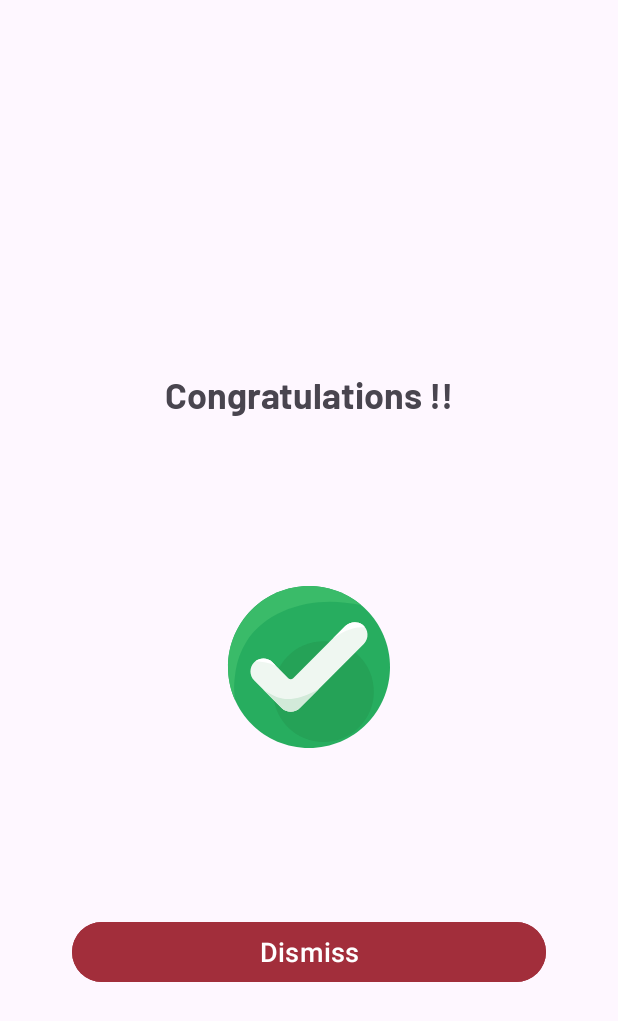
After one commit to IbrahimMarey/Quikcart, an Android app: the layout confirm_order_dialog.xml on its own in the app's theme, with its tools: preview values and no code run, on a phone screen of 412 x 824 dp. The commit adds this screen. Shown: the top 1021 px of the screen. Run offline under Robolectric (Android 15) with nearby library versions, the phone set to English and light mode, and no system bars.

Commit message:
update design

```diff
--- a/app/src/main/java/com/example/quikcart/ui/productdetails/ProductDetailsViewModel.kt
+++ b/app/src/main/java/com/example/quikcart/ui/productdetails/ProductDetailsViewModel.kt
@@ -41,7 +41,6 @@ class ProductDetailsViewModel @Inject constructor(private val repo: Repository)
     }
     fun getCart(id: String)
     {
-        Log.d("Cart", "getCart============================================ $id")
         viewModelScope.launch(Dispatchers.IO) {
             repo.getDraftOrderById(id).collect{
                 lineItemsList.addAll(it.draft_order.lineItems)
@@ -91,4 +90,7 @@ class ProductDetailsViewModel @Inject constructor(private val repo: Repository)
         }
     }
 
+    fun isProductFoundInCartExists(title: String): Boolean {
+        return lineItemsList.any { it.title == title && it.price.toFloat()>0.0 }
+    }
 }
--- a/app/src/main/res/drawable/dialogue_background.xml
+++ b/app/src/main/res/drawable/dialogue_background.xml
@@ -2,7 +2,7 @@
 <selector xmlns:android="http://schemas.android.com/apk/res/android">
     <item>
         <shape android:shape="rectangle">
-            <gradient android:startColor="@color/xd_burgundy" android:centerColor="@color/xd_asset_burgundy" android:endColor="@color/xd_asset_burgundy"
+            <gradient android:startColor="@color/white" android:centerColor="@color/white" android:endColor="@color/white"
                 android:angle="45"/>
             <corners android:radius="20dp"/>
         </shape>
--- /dev/null
+++ b/app/src/main/res/layout/confirm_order_dialog.xml
@@ -0,0 +1,55 @@
+<?xml version="1.0" encoding="utf-8"?>
+<androidx.constraintlayout.widget.ConstraintLayout xmlns:android="http://schemas.android.com/apk/res/android"
+    android:layout_width="match_parent"
+    android:layout_height="match_parent"
+    xmlns:app="http://schemas.android.com/apk/res-auto"
+    android:layout_margin="16dp"
+    >
+
+    <LinearLayout
+        android:id="@+id/lottie"
+        android:layout_width="match_parent"
+        android:layout_height="wrap_content"
+        android:orientation="vertical"
+        app:layout_constraintTop_toTopOf="parent"
+        app:layout_constraintBottom_toBottomOf="parent"
+        app:layout_constraintStart_toStartOf="parent"
+        app:layout_constraintEnd_toEndOf="parent"
+        android:layout_margin="16dp"
+        >
+        <TextView
+            android:layout_width="wrap_content"
+            android:layout_height="wrap_content"
+            android:text="@string/congratulations"
+            android:textSize="24sp"
+            android:fontFamily="@font/barlow_bold"
+            android:layout_gravity="center"
+            android:layout_margin="16dp"
+            />
+        <com.airbnb.lottie.LottieAnimationView
+            android:id="@+id/splash_lottie"
+            android:layout_width="300dp"
+            android:layout_height="300dp"
+            android:layout_gravity="center"
+            app:lottie_rawRes="@raw/animation_confirm_order"
+            app:layout_constraintEnd_toEndOf="parent"
+            app:layout_constraintStart_toStartOf="parent"
+            app:layout_constraintBottom_toBottomOf="parent"
+            app:layout_constraintTop_toTopOf="parent"
+            app:lottie_autoPlay="true"
+            app:lottie_loop="true"/>
+    </LinearLayout>
+    <Button
+        android:id="@+id/closeAnimationOrder"
+        android:layout_width="match_parent"
+        android:layout_height="wrap_content"
+        app:layout_constraintStart_toStartOf="parent"
+        app:layout_constraintEnd_toEndOf="parent"
+        app:layout_constraintTop_toBottomOf="@+id/lottie"
+        android:layout_marginTop="16dp"
+        android:layout_marginHorizontal="32dp"
+        android:backgroundTint="@color/xd_burgundy"
+        android:text="@string/dismiss"
+        android:textSize="18sp"
+        />
+</androidx.constraintlayout.widget.ConstraintLayout>
--- a/app/src/main/res/layout/fragment_product_details.xml
+++ b/app/src/main/res/layout/fragment_product_details.xml
@@ -161,6 +161,7 @@
                         android:text="@string/add_to_cart"
                         android:textStyle="bold"
                         layout_constraintEnd_toEndOf="parent"
+                        android:layout_margin="16dp"
                         app:layout_constraintStart_toStartOf="@id/description"
                         app:layout_constraintTop_toBottomOf="@id/description"
                         android:layout_gravity="bottom" />
--- a/app/src/main/res/values/strings.xml
+++ b/app/src/main/res/values/strings.xml
@@ -188,5 +188,6 @@
     <string name="filter">Filter</string>
     <string name="are_you_sure_you_want_to_delete_this_item_from_fav">are you sure you want to delete this item from the favorite</string>
     <string name="enter_phone">Enter Phone</string>
+    <string name="congratulations">Congratulations !!</string>
 
 </resources>
```
Also changed, not shown: app/src/main/java/com/example/quikcart/ui/placeorder/secondscreen/PlaceOrderFragment.kt (+24 -103 lines), app/src/main/java/com/example/quikcart/ui/productdetails/ProductDetailsFragment.kt (+8 -1 lines), app/src/main/res/drawable/ic_close.xml (+9 -2 lines), app/src/main/res/raw/animation_confirm_order.json (added, +1 -0 lines), 1 other file.
